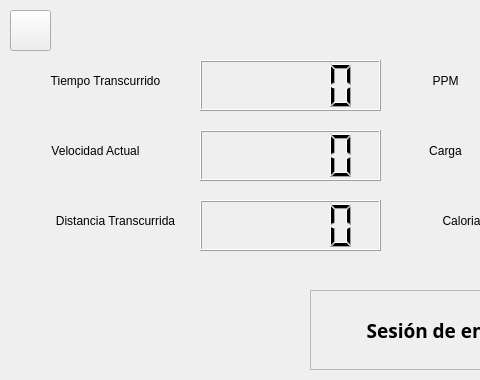
This is UI_Files/weightwindow.ui in JorgeGuerra99/software_sport_bike as Qt 5 draws it before an edit; both pictures show x 0 to 480 and y 0 to 380 of the 1027 by 523 pixel window. The edited form follows.
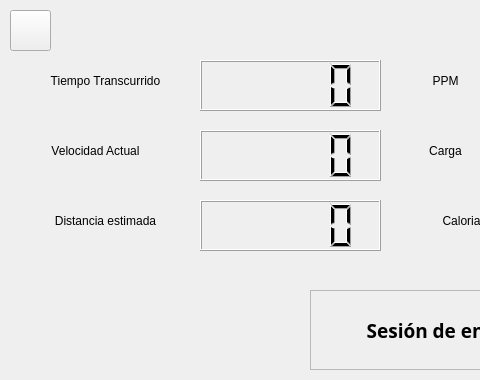
This is the edited form. Icons and pictures are not drawn.

Diff of the .ui file:
```diff
--- a/UI_Files/weightwindow.ui
+++ b/UI_Files/weightwindow.ui
@@ -130,6 +130,15 @@
        </color>
       </brush>
      </colorrole>
+     <colorrole role="PlaceholderText">
+      <brush brushstyle="NoBrush">
+       <color alpha="128">
+        <red>255</red>
+        <green>255</green>
+        <blue>255</blue>
+       </color>
+      </brush>
+     </colorrole>
     </active>
     <inactive>
      <colorrole role="WindowText">
@@ -249,6 +258,15 @@
        </color>
       </brush>
      </colorrole>
+     <colorrole role="PlaceholderText">
+      <brush brushstyle="NoBrush">
+       <color alpha="128">
+        <red>255</red>
+        <green>255</green>
+        <blue>255</blue>
+       </color>
+      </brush>
+     </colorrole>
     </inactive>
     <disabled>
      <colorrole role="WindowText">
@@ -368,6 +386,15 @@
        </color>
       </brush>
      </colorrole>
+     <colorrole role="PlaceholderText">
+      <brush brushstyle="NoBrush">
+       <color alpha="128">
+        <red>255</red>
+        <green>255</green>
+        <blue>255</blue>
+       </color>
+      </brush>
+     </colorrole>
     </disabled>
    </palette>
   </property>
@@ -410,14 +437,14 @@
    <widget class="QLabel" name="label_3">
     <property name="geometry">
      <rect>
-      <x>30</x>
+      <x>20</x>
       <y>200</y>
       <width>171</width>
       <height>41</height>
      </rect>
     </property>
     <property name="text">
-     <string>Distancia Transcurrida</string>
+     <string>Distancia estimada</string>
     </property>
     <property name="alignment">
      <set>Qt::AlignCenter</set>
```
Left out of the diff: 1 changed line with no effect on the pictures.
